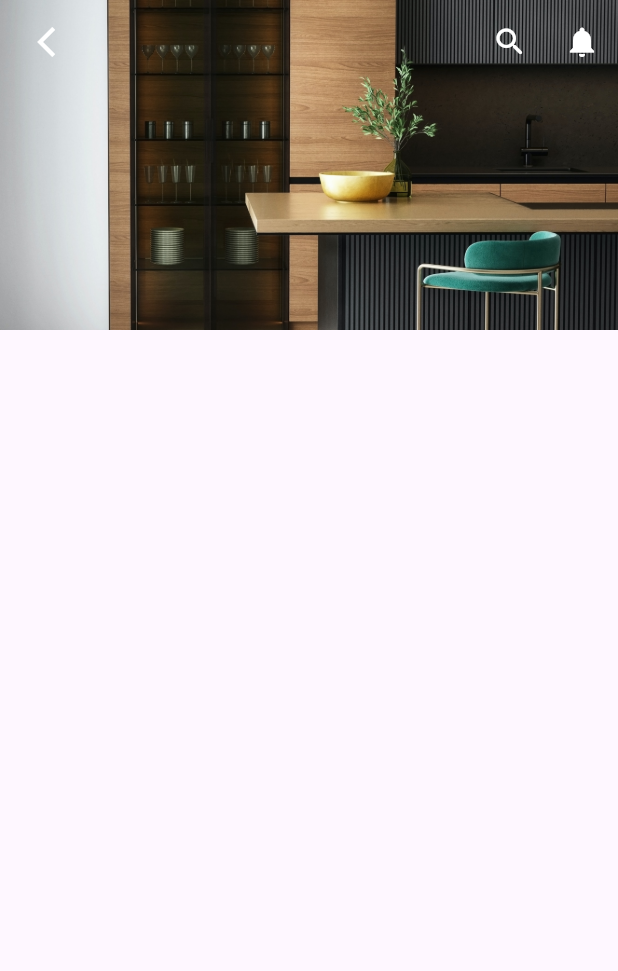
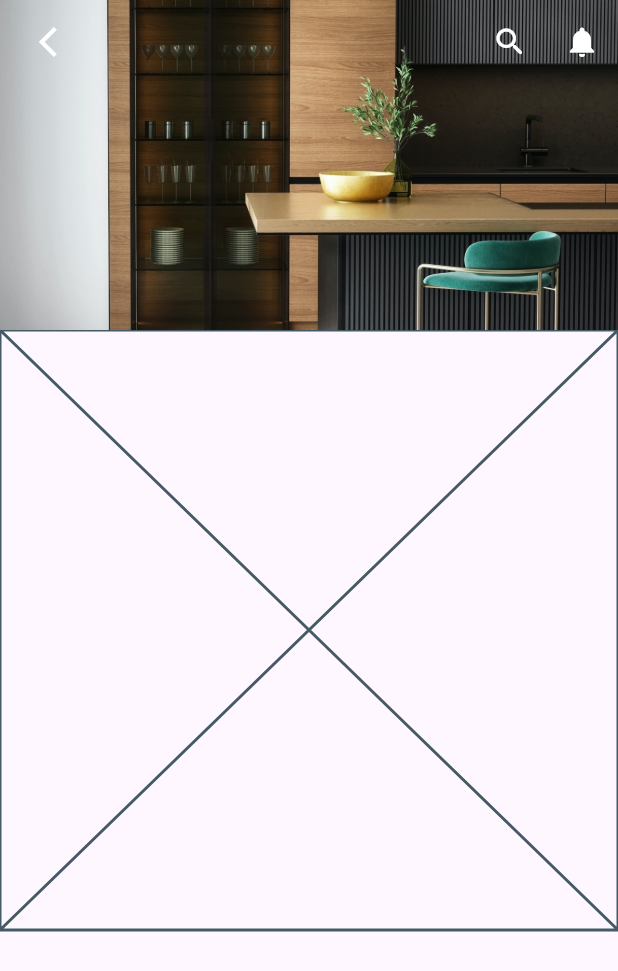
Before and after one commit to Tosin8/ktea, a Flutter app: the DiningScreen screen opened directly, on a phone screen of 412 x 824 dp. Shown: the top 971 px of the screen. Run offline on Flutter 3.47's test engine with Material 3 defaults, Android fonts, the phone set to English and light mode, and no system bars; our stand-ins replace animate_do, cloud_firestore, custom_navigation_bar, firebase_auth, firebase_core, firebase_messaging and 1 more; missing offline and left inert: antdesign_icons; accounts and stored records are empty.

Commit message:
Update dining_body.dart

```diff
--- a/lib/screens/categories/dining/dining_body.dart
+++ b/lib/screens/categories/dining/dining_body.dart
@@ -1,4 +1,5 @@
 import 'package:flutter/material.dart';
+import 'package:get/get.dart';
 
 import 'dining_body_widget.dart';
 
@@ -35,21 +36,43 @@ class _DiningScreenState extends State<DiningScreen> {
     return  Scaffold(
       body: CustomScrollView(slivers: [
         SliverAppBar(
+
           expandedHeight: 220,
           flexibleSpace: FlexibleSpaceBar(
             background: Image.asset('assets/images/collections/1.jpg',
             fit: BoxFit.cover,),
 
           ),
-          leading: const Padding(padding: EdgeInsets.only(left: 18), child: Icon(Icons.arrow_back_ios, color: Colors.white,),
+          leading:  Padding(padding: EdgeInsets.only(left: 18), child: IconButton(onPressed: (){
+            Get.back();
+
+          }, icon: Icon(Icons.arrow_back_ios, color: Colors.white,)),
           ),
           actions: [
             IconButton(onPressed: (){}, icon: const Icon(Icons.search_rounded, color: Colors.white,)),
              IconButton(onPressed: (){}, icon: const Icon(Icons.notifications, color: Colors.white,))
           ],
 
+        ),
+        SliverToBoxAdapter(
+          child: DiningInfo(),
         )
       ],)
     );
   }
 }
+
+
+class DiningInfo extends StatefulWidget {
+  const DiningInfo({super.key});
+
+  @override
+  State<DiningInfo> createState() => _DiningInfoState();
+}
+
+class _DiningInfoState extends State<DiningInfo> {
+  @override
+  Widget build(BuildContext context) {
+    return const Placeholder();
+  }
+}
```
